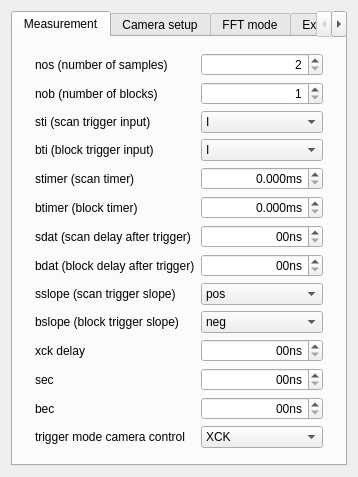
Old version of the form escam/camerasettingswidget.ui in the repository Entwicklungsburo-Stresing/EBST_CAM.
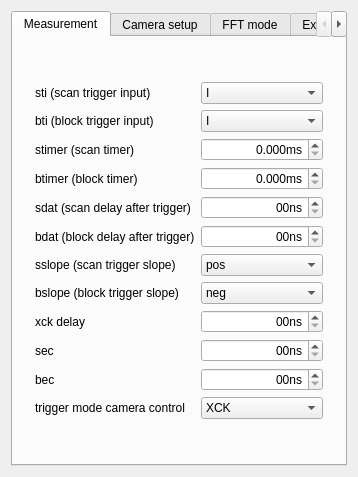
New version of the form.

The edit to the form file:
```diff
--- a/escam/camerasettingswidget.ui
+++ b/escam/camerasettingswidget.ui
@@ -26,88 +26,47 @@
       <layout class="QVBoxLayout" name="verticalLayoutMeasurement">
        <item>
         <layout class="QGridLayout" name="gridLayoutMeasurement">
-         <item row="11" column="3">
-          <widget class="QDoubleSpinBox" name="doubleSpinBoxXckdelayIn10ns">
-           <property name="alignment">
-            <set>Qt::AlignRight|Qt::AlignTrailing|Qt::AlignVCenter</set>
+         <item row="11" column="1">
+          <widget class="QLabel" name="labelSec">
+           <property name="text">
+            <string>sec</string>
            </property>
-           <property name="suffix">
-            <string>0ns</string>
-           </property>
-           <property name="decimals">
-            <number>0</number>
-           </property>
-           <property name="maximum">
-            <double>4294967295.000000000000000</double>
-           </property>
           </widget>
          </item>
-         <item row="6" column="3">
-          <widget class="QDoubleSpinBox" name="doubleSpinBoxBTimer_in_ms">
-           <property name="alignment">
-            <set>Qt::AlignRight|Qt::AlignTrailing|Qt::AlignVCenter</set>
-           </property>
-           <property name="suffix">
-            <string>ms</string>
-           </property>
-           <property name="decimals">
-            <number>3</number>
-           </property>
-           <property name="maximum">
-            <double>4294967.294999999925494</double>
-           </property>
+         <item row="9" column="3">
+          <widget class="QComboBox" name="comboBoxBslope">
+           <item>
+            <property name="text">
+             <string>neg</string>
+            </property>
+           </item>
+           <item>
+            <property name="text">
+             <string>pos</string>
+            </property>
+           </item>
+           <item>
+            <property name="text">
+             <string>both</string>
+            </property>
+           </item>
           </widget>
          </item>
-         <item row="1" column="0">
-          <spacer name="horizontalSpacer_3">
-           <property name="orientation">
-            <enum>Qt::Horizontal</enum>
+         <item row="2" column="1">
+          <widget class="QLabel" name="labelSti">
+           <property name="text">
+            <string>sti (scan trigger input)</string>
            </property>
-           <property name="sizeHint" stdset="0">
-            <size>
-             <width>40</width>
-             <height>20</height>
-            </size>
-           </property>
-          </spacer>
-         </item>
-         <item row="13" column="3">
-          <widget class="QDoubleSpinBox" name="doubleSpinBoxBecIn10ns">
-           <property name="alignment">
-            <set>Qt::AlignRight|Qt::AlignTrailing|Qt::AlignVCenter</set>
-           </property>
-           <property name="suffix">
-            <string>0ns</string>
-           </property>
-           <property name="decimals">
-            <number>0</number>
-           </property>
-           <property name="maximum">
-            <double>4294967295.000000000000000</double>
-           </property>
           </widget>
          </item>
-         <item row="4" column="1">
-          <widget class="QLabel" name="labelBti">
+         <item row="12" column="1">
+          <widget class="QLabel" name="labelBec">
            <property name="text">
-            <string>bti (block trigger input)</string>
+            <string>bec</string>
            </property>
           </widget>
          </item>
-         <item row="0" column="1">
-          <spacer name="verticalSpacer_4">
-           <property name="orientation">
-            <enum>Qt::Vertical</enum>
-           </property>
-           <property name="sizeHint" stdset="0">
-            <size>
-             <width>20</width>
-             <height>40</height>
-            </size>
-           </property>
-          </spacer>
-         </item>
-         <item row="4" column="3">
+         <item row="3" column="3">
           <widget class="QComboBox" name="comboBoxBti">
            <property name="layoutDirection">
             <enum>Qt::LeftToRight</enum>
@@ -154,13 +113,8 @@
            </item>
           </widget>
          </item>
-         <item row="10" column="3">
-          <widget class="QComboBox" name="comboBoxBslope">
-           <item>
-            <property name="text">
-             <string>neg</string>
-            </property>
-           </item>
+         <item row="8" column="3">
+          <widget class="QComboBox" name="comboBoxSslope">
            <item>
             <property name="text">
              <string>pos</string>
@@ -173,7 +127,80 @@
            </item>
           </widget>
          </item>
-         <item row="3" column="3">
+         <item row="3" column="1">
+          <widget class="QLabel" name="labelBti">
+           <property name="text">
+            <string>bti (block trigger input)</string>
+           </property>
+          </widget>
+         </item>
+         <item row="6" column="3">
+          <widget class="QDoubleSpinBox" name="doubleSpinBoxSdatIn10ns">
+           <property name="alignment">
+            <set>Qt::AlignRight|Qt::AlignTrailing|Qt::AlignVCenter</set>
+           </property>
+           <property name="suffix">
+            <string>0ns</string>
+           </property>
+           <property name="decimals">
+            <number>0</number>
+           </property>
+           <property name="maximum">
+            <double>4294967295.000000000000000</double>
+           </property>
+          </widget>
+         </item>
+         <item row="10" column="1">
+          <widget class="QLabel" name="labelXckdelayIn10ns">
+           <property name="text">
+            <string>xck delay</string>
+           </property>
+          </widget>
+         </item>
+         <item row="4" column="1">
+          <widget class="QLabel" name="labelSTimer">
+           <property name="text">
+            <string>stimer (scan timer)</string>
+           </property>
+          </widget>
+         </item>
+         <item row="15" column="1">
+          <spacer name="verticalSpacer_3">
+           <property name="orientation">
+            <enum>Qt::Vertical</enum>
+           </property>
+           <property name="sizeHint" stdset="0">
+            <size>
+             <width>20</width>
+             <height>40</height>
+            </size>
+           </property>
+          </spacer>
+         </item>
+         <item row="13" column="1">
+          <widget class="QLabel" name="labelTriggerModeCC">
+           <property name="text">
+            <string>trigger mode camera control</string>
+           </property>
+          </widget>
+         </item>
+         <item row="7" column="3">
+          <widget class="QDoubleSpinBox" name="doubleSpinBoxBdatIn10ns">
+           <property name="alignment">
+            <set>Qt::AlignRight|Qt::AlignTrailing|Qt::AlignVCenter</set>
+           </property>
+           <property name="suffix">
+            <string>0ns</string>
+           </property>
+           <property name="decimals">
+            <number>0</number>
+           </property>
+           <property name="maximum">
+            <double>4294967295.000000000000000</double>
+           </property>
+          </widget>
+         </item>
+         <item row="2" column="3">
           <widget class="QComboBox" name="comboBoxSti">
            <item>
             <property name="text">
@@ -207,60 +234,24 @@
            </item>
           </widget>
          </item>
-         <item row="9" column="3">
-          <widget class="QComboBox" name="comboBoxSslope">
-           <item>
-            <property name="text">
-             <string>pos</string>
-            </property>
-           </item>
-           <item>
-            <property name="text">
-             <string>neg</string>
-            </property>
-           </item>
-           <item>
-            <property name="text">
-             <string>both</string>
-            </property>
-           </item>
-          </widget>
-         </item>
-         <item row="7" column="1">
-          <widget class="QLabel" name="labelSdat">
-           <property name="text">
-            <string>sdat (scan delay after trigger)</string>
-           </property>
-          </widget>
-         </item>
-         <item row="2" column="1">
-          <widget class="QLabel" name="labelNob">
-           <property name="text">
-            <string>nob (number of blocks)</string>
-           </property>
-          </widget>
-         </item>
-         <item row="1" column="3">
-          <widget class="QDoubleSpinBox" name="doubleSpinBoxNos">
-           <property name="enabled">
-            <bool>true</bool>
-           </property>
+         <item row="12" column="3">
+          <widget class="QDoubleSpinBox" name="doubleSpinBoxBecIn10ns">
            <property name="alignment">
             <set>Qt::AlignRight|Qt::AlignTrailing|Qt::AlignVCenter</set>
            </property>
+           <property name="suffix">
+            <string>0ns</string>
+           </property>
            <property name="decimals">
             <number>0</number>
            </property>
-           <property name="minimum">
-            <double>2.000000000000000</double>
-           </property>
            <property name="maximum">
             <double>4294967295.000000000000000</double>
            </property>
           </widget>
          </item>
-         <item row="16" column="1">
-          <spacer name="verticalSpacer_3">
+         <item row="0" column="1">
+          <spacer name="verticalSpacer_4">
            <property name="orientation">
             <enum>Qt::Vertical</enum>
            </property>
@@ -272,44 +263,30 @@
            </property>
           </spacer>
          </item>
-         <item row="1" column="1">
-          <widget class="QLabel" name="labelNos">
-           <property name="text">
-            <string>nos (number of samples)</string>
+         <item row="4" column="3">
+          <widget class="QDoubleSpinBox" name="doubleSpinBoxSTime_in_ms">
+           <property name="alignment">
+            <set>Qt::AlignRight|Qt::AlignTrailing|Qt::AlignVCenter</set>
+           </property>
+           <property name="suffix">
+            <string>ms</string>
+           </property>
+           <property name="decimals">
+            <number>3</number>
+           </property>
+           <property name="maximum">
+            <double>4294967.294999999925494</double>
            </property>
           </widget>
          </item>
          <item row="5" column="1">
-          <widget class="QLabel" name="labelSTimer">
+          <widget class="QLabel" name="labelBTimer">
            <property name="text">
-            <string>stimer (scan timer)</string>
+            <string>btimer (block timer)</string>
            </property>
           </widget>
          </item>
-         <item row="7" column="3">
-          <widget class="QDoubleSpinBox" name="doubleSpinBoxSdatIn10ns">
-           <property name="alignment">
-            <set>Qt::AlignRight|Qt::AlignTrailing|Qt::AlignVCenter</set>
-           </property>
-           <property name="suffix">
-            <string>0ns</string>
-           </property>
-           <property name="decimals">
-            <number>0</number>
-           </property>
-           <property name="maximum">
-            <double>4294967295.000000000000000</double>
-           </property>
-          </widget>
-         </item>
-         <item row="12" column="1">
-          <widget class="QLabel" name="labelSec">
-           <property name="text">
-            <string>sec</string>
-           </property>
-          </widget>
-         </item>
-         <item row="14" column="3">
+         <item row="13" column="3">
           <widget class="QComboBox" name="comboBoxTriggerModeCC">
            <item>
             <property name="text">
@@ -328,66 +305,31 @@
            </item>
           </widget>
          </item>
-         <item row="8" column="1">
+         <item row="5" column="3">
+          <widget class="QDoubleSpinBox" name="doubleSpinBoxBTimer_in_ms">
+           <property name="alignment">
+            <set>Qt::AlignRight|Qt::AlignTrailing|Qt::AlignVCenter</set>
+           </property>
+           <property name="suffix">
+            <string>ms</string>
+           </property>
+           <property name="decimals">
+            <number>3</number>
+           </property>
+           <property name="maximum">
+            <double>4294967.294999999925494</double>
+           </property>
+          </widget>
+         </item>
+         <item row="7" column="1">
           <widget class="QLabel" name="labelBdat">
            <property name="text">
             <string>bdat (block delay after trigger)</string>
            </property>
           </widget>
          </item>
-         <item row="3" column="1">
-          <widget class="QLabel" name="labelSti">
-           <property name="text">
-            <string>sti (scan trigger input)</string>
-           </property>
-          </widget>
-         </item>
-         <item row="10" column="1">
-          <widget class="QLabel" name="labelBslope">
-           <property name="text">
-            <string>bslope (block trigger slope)</string>
-           </property>
-          </widget>
-         </item>
-         <item row="2" column="3">
-          <widget class="QDoubleSpinBox" name="doubleSpinBoxNob">
-           <property name="alignment">
-            <set>Qt::AlignRight|Qt::AlignTrailing|Qt::AlignVCenter</set>
-           </property>
-           <property name="decimals">
-            <number>0</number>
-           </property>
-           <property name="minimum">
-            <double>1.000000000000000</double>
-           </property>
-           <property name="maximum">
-            <double>4294967295.000000000000000</double>
-           </property>
-          </widget>
-         </item>
-         <item row="14" column="1">
-          <widget class="QLabel" name="labelTriggerModeCC">
-           <property name="text">
-            <string>trigger mode camera control</string>
-           </property>
-          </widget>
-         </item>
-         <item row="6" column="1">
-          <widget class="QLabel" name="labelBTimer">
-           <property name="text">
-            <string>btimer (block timer)</string>
-           </property>
-          </widget>
-         </item>
-         <item row="13" column="1">
-          <widget class="QLabel" name="labelBec">
-           <property name="text">
-            <string>bec</string>
-           </property>
-          </widget>
-         </item>
-         <item row="8" column="3">
-          <widget class="QDoubleSpinBox" name="doubleSpinBoxBdatIn10ns">
+         <item row="10" column="3">
+          <widget class="QDoubleSpinBox" name="doubleSpinBoxXckdelayIn10ns">
            <property name="alignment">
             <set>Qt::AlignRight|Qt::AlignTrailing|Qt::AlignVCenter</set>
            </property>
@@ -402,14 +344,41 @@
            </property>
           </widget>
          </item>
-         <item row="9" column="1">
+         <item row="8" column="1">
           <widget class="QLabel" name="labelSslope">
            <property name="text">
             <string>sslope (scan trigger slope)</string>
            </property>
           </widget>
          </item>
-         <item row="12" column="3">
+         <item row="6" column="1">
+          <widget class="QLabel" name="labelSdat">
+           <property name="text">
+            <string>sdat (scan delay after trigger)</string>
+           </property>
+          </widget>
+         </item>
+         <item row="12" column="4">
+          <spacer name="horizontalSpacer_7">
+           <property name="orientation">
+            <enum>Qt::Horizontal</enum>
+           </property>
+           <property name="sizeHint" stdset="0">
+            <size>
+             <width>40</width>
+             <height>20</height>
+            </size>
+           </property>
+          </spacer>
+         </item>
+         <item row="9" column="1">
+          <widget class="QLabel" name="labelBslope">
+           <property name="text">
+            <string>bslope (block trigger slope)</string>
+           </property>
+          </widget>
+         </item>
+         <item row="11" column="3">
           <widget class="QDoubleSpinBox" name="doubleSpinBoxSecIn10ns">
            <property name="alignment">
             <set>Qt::AlignRight|Qt::AlignTrailing|Qt::AlignVCenter</set>
@@ -428,31 +397,8 @@
            </property>
           </widget>
          </item>
-         <item row="11" column="1">
-          <widget class="QLabel" name="labelXckdelayIn10ns">
-           <property name="text">
-            <string>xck delay</string>
-           </property>
-          </widget>
-         </item>
-         <item row="5" column="3">
-          <widget class="QDoubleSpinBox" name="doubleSpinBoxSTime_in_ms">
-           <property name="alignment">
-            <set>Qt::AlignRight|Qt::AlignTrailing|Qt::AlignVCenter</set>
-           </property>
-           <property name="suffix">
-            <string>ms</string>
-           </property>
-           <property name="decimals">
-            <number>3</number>
-           </property>
-           <property name="maximum">
-            <double>4294967.294999999925494</double>
-           </property>
-          </widget>
-         </item>
-         <item row="13" column="4">
-          <spacer name="horizontalSpacer_7">
+         <item row="2" column="0">
+          <spacer name="horizontalSpacer_3">
            <property name="orientation">
             <enum>Qt::Horizontal</enum>
            </property>
```
Left out of the diff: 5 changed lines with no effect on the pictures.
